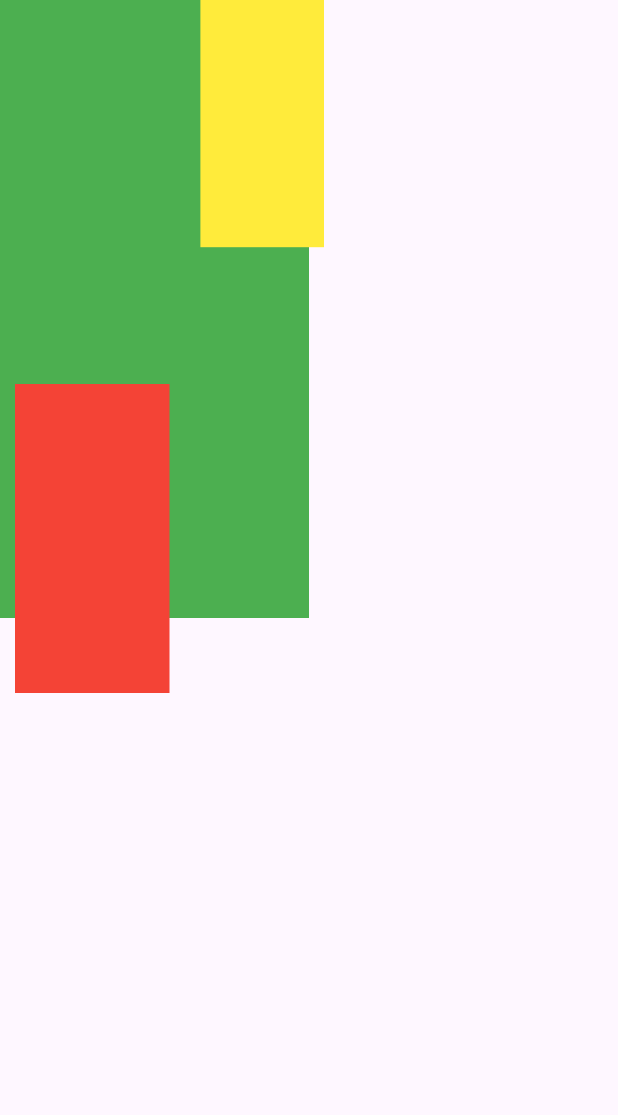
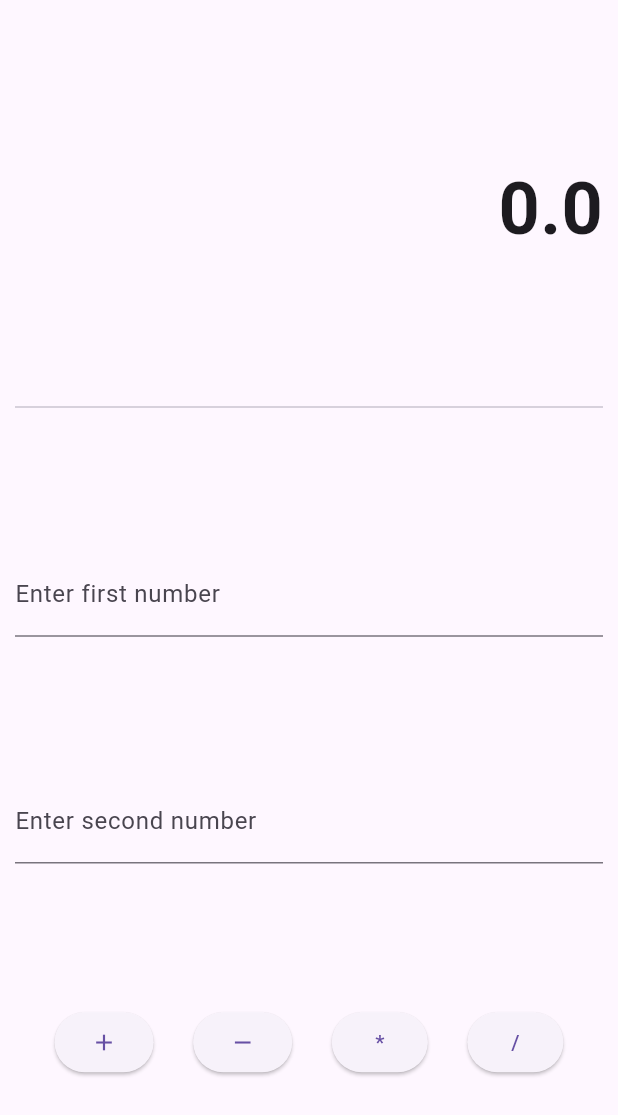
Before and after one commit to AbdelrhmanYasser10/Eng-Ezz-Course, a Flutter app: the screen it shows after launch, on a phone screen of 412 x 824 dp. Shown: the top 1115 px of the screen. Run offline on Flutter 3.47's test engine with Material 3 defaults, Android fonts, the phone set to English and light mode, and no system bars; our stand-ins replace bloc, flutter_bloc.

Commit message:
finish calc app, todo: clean code, add multiplication screen logic in cubit

```diff
--- /dev/null
+++ b/lib/logic/calculator_cubit/calculator_state.dart
@@ -0,0 +1,12 @@
+part of 'calculator_cubit.dart';
+
+@immutable
+sealed class CalculatorState {}
+
+final class CalculatorInitial extends CalculatorState {}
+
+final class AdditionState extends CalculatorState {}
+final class SubtractState extends CalculatorState {}
+final class MultiplicationState extends CalculatorState {}
+final class DivionState extends CalculatorState {}
+final class CannotApplyThisOperationState extends CalculatorState {}
--- a/lib/logic/counter_cubit/counter_state.dart
+++ b/lib/logic/counter_cubit/counter_state.dart
@@ -4,3 +4,6 @@ part of 'counter_cubit.dart';
 sealed class CounterState {}
 
 final class CounterInitial extends CounterState {}
+
+final class IncrementState extends CounterState {}
+final class DecrementState extends CounterState {}
--- a/lib/main.dart
+++ b/lib/main.dart
@@ -1,9 +1,10 @@
+import 'package:e_commerce_app_session_it_sharks/logic/calculator_cubit/calculator_cubit.dart';
+import 'package:e_commerce_app_session_it_sharks/view/calculator_screen.dart';
 import 'package:flutter/material.dart';
-import 'dart:math';
+import 'package:flutter_bloc/flutter_bloc.dart';
 
 
 void main() {
-
   runApp(CounterApp());
 }
 
@@ -12,54 +13,12 @@ class CounterApp extends StatelessWidget {
 
   @override
   Widget build(BuildContext context) {
-    return  MaterialApp(
-      home: MyHomePage(),
-    );
-  }
-}
+    return BlocProvider<CalculatorCubit> ( // Widget
+      create: (context) => CalculatorCubit(), // Business Logic Object
 
-class MyHomePage extends StatefulWidget {
-  const MyHomePage({super.key});
+      child: MaterialApp(
 
-  @override
-  State<MyHomePage> createState() => _MyHomePageState();
-}
-
-class _MyHomePageState extends State<MyHomePage> {
-  int random = 1;
-  @override
-  Widget build(BuildContext context) {
-    var width = MediaQuery.of(context).size.width;
-    var height = MediaQuery.of(context).size.height;
-
-    return Scaffold(
-
-      body: Stack(
-        clipBehavior: Clip.none,
-        children: [
-          Container(
-            width: width * 0.5,
-            height: height * 0.5,
-            color:Colors.green,
-          ),
-          Positioned(
-            bottom: -50,
-            left: 10,
-            child: Container(
-              width: width * 0.25,
-              height: height * 0.25,
-              color:Colors.red,
-            ),
-          ),
-          Positioned(
-            right: -10,
-            child: Container(
-              width: width * 0.2,
-              height: height * 0.2,
-              color:Colors.yellow,
-            ),
-          ),
-        ],
+        home: CalculatorScreen(),
       ),
     );
   }
--- /dev/null
+++ b/lib/view/calculator_screen.dart
@@ -0,0 +1,137 @@
+import 'package:e_commerce_app_session_it_sharks/logic/calculator_cubit/calculator_cubit.dart';
+import 'package:flutter/material.dart';
+import 'package:flutter_bloc/flutter_bloc.dart';
+
+class CalculatorScreen extends StatefulWidget {
+  const CalculatorScreen({super.key});
+
+  @override
+  State<CalculatorScreen> createState() => _CalculatorScreenState();
+}
+
+class _CalculatorScreenState extends State<CalculatorScreen> {
+  final _firstNumberController = TextEditingController();
+  final _secondNumberController = TextEditingController();
+  @override
+  Widget build(BuildContext context) {
+    return BlocConsumer<CalculatorCubit, CalculatorState>(
+      listener: (context, state) {
+        if(state is CannotApplyThisOperationState){
+          ScaffoldMessenger.of(context).showSnackBar(
+              SnackBar(content: Text("You cannot apply division by 0"),backgroundColor: Colors.red,)
+          );
+        }
+      },
+      builder: (context, state) {
+        CalculatorCubit cubit = BlocProvider.of<CalculatorCubit>(context);
+        return Scaffold(
+          body: Padding(
+            padding: const EdgeInsets.all(10.0),
+            child: Column(
+              mainAxisAlignment: MainAxisAlignment.spaceEvenly,
+              children: [
+                Align(
+                  alignment: Alignment.topRight,
+                  child: Text(
+                    "${cubit.result}",
+                    style: TextStyle(
+                      fontSize: 48.0,
+                      fontWeight: FontWeight.bold,
+                    ),
+                  ),
+                ),
+
+                Divider(
+                  height: 4,
+                ),
+
+                TextFormField(
+                  controller: _firstNumberController,
+                  decoration: InputDecoration(
+                    labelText: "Enter first number",
+                  ),
+                  keyboardType: TextInputType.number,
+
+                ),
+                TextFormField(
+                  controller: _secondNumberController,
+                  decoration: InputDecoration(
+                      labelText: "Enter second number"
+                  ),
+                  keyboardType: TextInputType.number,
+
+                ),
+                Row(
+                  mainAxisAlignment: MainAxisAlignment.spaceEvenly,
+                  children: [
+                    ElevatedButton(
+                        onPressed: () {
+                          validateBeforeSend(
+                          _firstNumberController.text,
+                            _secondNumberController.text,
+                            cubit,
+                            "+"
+                          );
+                        },
+                        child: Icon(Icons.add),
+                    ),
+                    ElevatedButton(onPressed: () {
+                      validateBeforeSend(
+                          _firstNumberController.text,
+                          _secondNumberController.text,
+                          cubit,
+                          "-"
+                      );
+                    }, child: Icon(Icons.remove)),
+                    ElevatedButton(onPressed: () {
+                      validateBeforeSend(
+                          _firstNumberController.text,
+                          _secondNumberController.text,
+                          cubit,
+                          "*"
+                      );
+                    }, child: Text("*")),
+                    ElevatedButton(onPressed: () {
+                      validateBeforeSend(
+                          _firstNumberController.text,
+                          _secondNumberController.text,
+                          cubit,
+                          "/"
+                      );
+                    }, child: Text("/")),
+                  ],
+                ),
+              ],
+            ),
+          ),
+        );
+      },
+    );
+  }
+
+  void validateBeforeSend(String firstNumberText,String secondNumberText, CalculatorCubit cubit, String op){
+    try{
+      double fNumber = double.parse(_firstNumberController.text);
+      double SNumber = double.parse(_secondNumberController.text);
+      switch(op){
+        case "+":
+          cubit.add(fNumber, SNumber);
+          break;
+        case "-":
+          cubit.subtract(fNumber, SNumber);
+          break;
+        case "*":
+          cubit.multiplication(fNumber, SNumber);
+          break;
+        case "/":
+          cubit.division(fNumber, SNumber);
+          break;
+      }
+    }
+    catch(error){
+      ScaffoldMessenger.of(context).showSnackBar(
+          SnackBar(content: Text("There's a wrong number"),backgroundColor: Colors.red,)
+      );
+    }
+  }
+}
--- a/pubspec.yaml
+++ b/pubspec.yaml
@@ -34,6 +34,8 @@ dependencies:
   # The following adds the Cupertino Icons font to your application.
   # Use with the CupertinoIcons class for iOS style icons.
   cupertino_icons: ^1.0.8
+  flutter_bloc: ^9.1.1
+  bloc: ^9.1.0
 
 dev_dependencies:
   flutter_test:
```
Also changed, not shown: lib/logic/calculator_cubit/calculator_cubit.dart (added, +33 -0 lines), lib/logic/counter_cubit/counter_cubit.dart (+12 -0 lines), lib/view/decrement_screen.dart (+59 -0 lines), lib/view/increment_screen.dart (+66 -0 lines), pubspec.lock.
